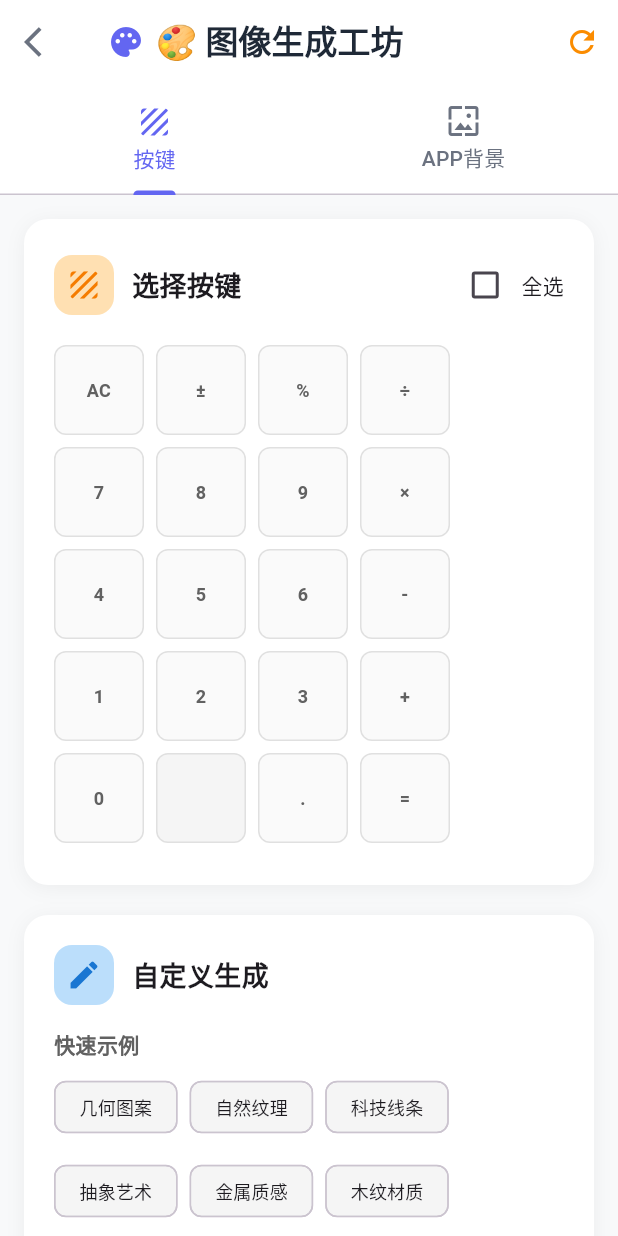
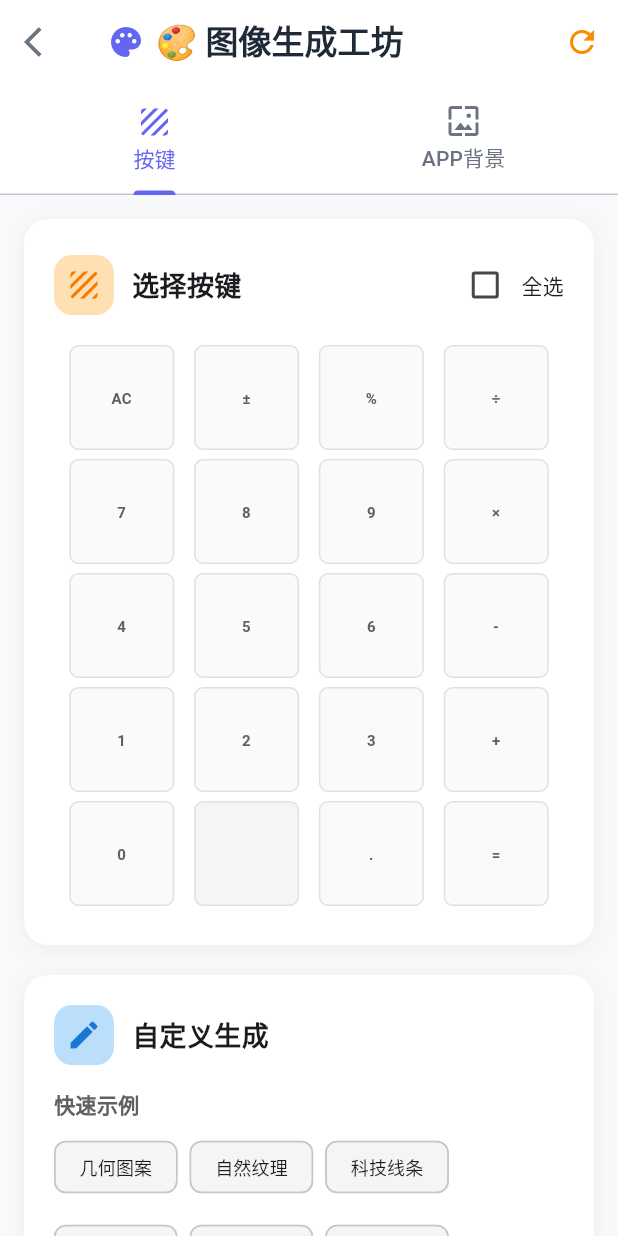
Before and after one commit to visionwise-nick/Queee-Calculator, a Flutter app: the screen it shows after launch, after a tap on the "palette" icon, on a phone screen of 412 x 824 dp. Run offline on Flutter 3.47's test engine with Material 3 defaults, Android fonts, the phone set to English and light mode, and no system bars; our stand-ins replace math_expressions, shared_preferences; Roboto replaces fonts that are missing (SF Pro Display).

Commit message:
🔧【版本00094布局溢出修复】解决图像生成工坊按键选择界面布局溢出问题：
1️⃣ 溢出问题根本修复：
   - 右侧黄黑斜条纹是Flutter溢出警告，使用LayoutBuilder动态计算可用宽度
   - 根据屏幕宽度和列数动态调整按钮大小，防止超出屏幕边界
   - 按钮大小限制在40-70像素合理范围内，确保在各种屏幕上正常显示

2️⃣ 自适应布局优化：
   - 使用LayoutBuilder响应式设计，自动适配不同屏幕尺寸
   - Row改为spaceEvenly分布，确保按钮均匀分布
   - 去掉固定宽度，改为动态计算的相对宽度

3️⃣ 文本显示优化：
   - 使用Flexible包装文本，防止长文本溢出
   - 设置maxLines=2和overflow=ellipsis，确保文本正常显示
   - 适当减小字体和图标大小，适应较小的按钮尺寸

4️⃣ 间距和圆角调整：
   - 减小按钮间距和圆角，提供更紧凑的布局
   - 优化选中状态的视觉反馈，保持清晰可见

macOS应用编译成功，图像生成工坊按键选择界面布局溢出问题完全解决。

```diff
--- a/lib/screens/image_generation_screen.dart
+++ b/lib/screens/image_generation_screen.dart
@@ -643,22 +643,32 @@ class _ImageGenerationScreenState extends State<ImageGenerationScreen>
 
     final sortedRows = buttonsByRow.keys.toList()..sort();
 
+    return LayoutBuilder(
+      builder: (context, constraints) {
+        // 计算可用宽度
+        final availableWidth = constraints.maxWidth - 32; // 减去左右边距
+        final buttonSize = (availableWidth - (layout.columns - 1) * 6) / layout.columns; // 减去间距
+        final finalButtonSize = buttonSize.clamp(40.0, 70.0); // 限制按钮大小
+
         return Column(
           children: sortedRows.map((rowIndex) {
             final rowButtons = buttonsByRow[rowIndex] ?? [];
             rowButtons.sort((a, b) => a.gridPosition.column.compareTo(b.gridPosition.column));
 
-        return Padding(
-          padding: const EdgeInsets.only(bottom: 8),
+            return Container(
+              margin: const EdgeInsets.only(bottom: 6),
               child: Row(
-            children: _buildRowButtons(rowButtons, layout.columns),
+                mainAxisAlignment: MainAxisAlignment.spaceEvenly,
+                children: _buildRowButtons(rowButtons, layout.columns, finalButtonSize),
               ),
             );
           }).toList(),
         );
+      },
+    );
   }
 
-  List<Widget> _buildRowButtons(List<CalculatorButton> rowButtons, int totalColumns) {
+  List<Widget> _buildRowButtons(List<CalculatorButton> rowButtons, int totalColumns, double buttonSize) {
     List<Widget> rowWidgets = [];
 
     for (int col = 0; col < totalColumns; col++) {
@@ -674,13 +684,13 @@ class _ImageGenerationScreenState extends State<ImageGenerationScreen>
       if (button != null) {
         final isSelected = _selectedButtonBgIds.contains(button.id);
         final width = button.widthMultiplier > 1 ?
-            (60.0 * button.widthMultiplier) + (8.0 * (button.widthMultiplier - 1)) : 60.0;
+            (buttonSize * button.widthMultiplier) + (6.0 * (button.widthMultiplier - 1)) : buttonSize;
 
         rowWidgets.add(
           Container(
             width: width,
-            height: 60.0,
-            margin: const EdgeInsets.only(right: 8),
+            height: buttonSize,
+            margin: const EdgeInsets.symmetric(horizontal: 3),
             child: Material(
               color: Colors.transparent,
               child: InkWell(
@@ -694,13 +704,13 @@ class _ImageGenerationScreenState extends State<ImageGenerationScreen>
                     _selectAllBg = _selectedButtonBgIds.length == widget.currentConfig.layout.buttons.length;
                   });
                 },
-                borderRadius: BorderRadius.circular(8),
+                borderRadius: BorderRadius.circular(6),
                 child: Container(
                   decoration: BoxDecoration(
                     color: isSelected
                         ? Colors.orange.withOpacity(0.1)
                         : Colors.grey.shade50,
-                    borderRadius: BorderRadius.circular(8),
+                    borderRadius: BorderRadius.circular(6),
                     border: Border.all(
                       color: isSelected
                           ? Colors.orange
@@ -715,24 +725,28 @@ class _ImageGenerationScreenState extends State<ImageGenerationScreen>
                         Icon(
                           Icons.check_circle,
                           color: Colors.orange,
-                          size: 16,
+                          size: 12,
                         ),
-                      Text(
+                      Flexible(
+                        child: Text(
                           button.label,
                           style: TextStyle(
                             fontWeight: FontWeight.bold,
                             color: isSelected
                                 ? Colors.orange
                                 : Colors.grey.shade700,
-                          fontSize: 12,
+                            fontSize: 10,
                           ),
                           textAlign: TextAlign.center,
+                          overflow: TextOverflow.ellipsis,
+                          maxLines: 2,
+                        ),
                       ),
                       if (isSelected)
                         Text(
                           '已选择',
                           style: TextStyle(
-                            fontSize: 8,
+                            fontSize: 6,
                             color: Colors.orange,
                           ),
                         ),
@@ -752,13 +766,13 @@ class _ImageGenerationScreenState extends State<ImageGenerationScreen>
         // 空位置
         rowWidgets.add(
           Container(
-            width: 60.0,
-            height: 60.0,
-            margin: const EdgeInsets.only(right: 8),
+            width: buttonSize,
+            height: buttonSize,
+            margin: const EdgeInsets.symmetric(horizontal: 3),
             child: Container(
               decoration: BoxDecoration(
                 color: Colors.grey.shade100,
-                borderRadius: BorderRadius.circular(8),
+                borderRadius: BorderRadius.circular(6),
                 border: Border.all(
                   color: Colors.grey.shade300,
                   width: 1,
```
Lines whose indentation alone changed are shown as unchanged.
